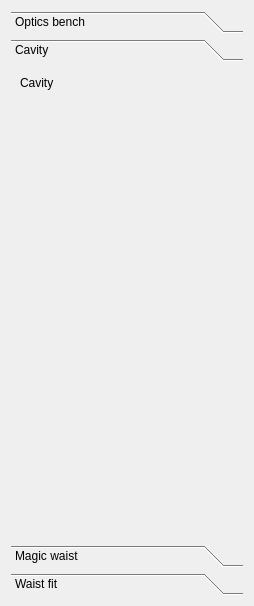
First picture: the form in gui/GaussianBeamWidget.ui, repository krokosik/GaussianBeam, before the edit.
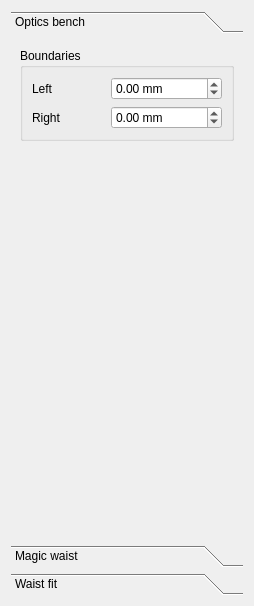
Second picture: the form after the edit. Icons and pictures are not drawn.

```diff
--- a/gui/GaussianBeamWidget.ui
+++ b/gui/GaussianBeamWidget.ui
@@ -30,15 +30,15 @@
         <enum>QFrame::Plain</enum>
        </property>
        <property name="currentIndex" >
-        <number>1</number>
+        <number>0</number>
        </property>
        <widget class="QWidget" name="page_Bench" >
         <property name="geometry" >
          <rect>
           <x>0</x>
           <y>0</y>
-          <width>235</width>
-          <height>126</height>
+          <width>234</width>
+          <height>493</height>
          </rect>
         </property>
         <attribute name="label" >
@@ -115,41 +115,6 @@
          </item>
         </layout>
        </widget>
-       <widget class="QWidget" name="page_Cavity" >
-        <property name="geometry" >
-         <rect>
-          <x>0</x>
-          <y>0</y>
-          <width>234</width>
-          <height>450</height>
-         </rect>
-        </property>
-        <attribute name="label" >
-         <string>Cavity</string>
-        </attribute>
-        <layout class="QVBoxLayout" name="verticalLayout" >
-         <item>
-          <widget class="QLabel" name="label_CavityMode" >
-           <property name="text" >
-            <string>Cavity</string>
-           </property>
-          </widget>
-         </item>
-         <item>
-          <spacer name="verticalSpacer" >
-           <property name="orientation" >
-            <enum>Qt::Vertical</enum>
-           </property>
-           <property name="sizeHint" stdset="0" >
-            <size>
-             <width>20</width>
-             <height>197</height>
-            </size>
-           </property>
-          </spacer>
-         </item>
-        </layout>
-       </widget>
        <widget class="QWidget" name="page_MagicWaist" >
         <property name="geometry" >
          <rect>
```
Left out of the diff: 8 changed lines with no effect on the pictures.
